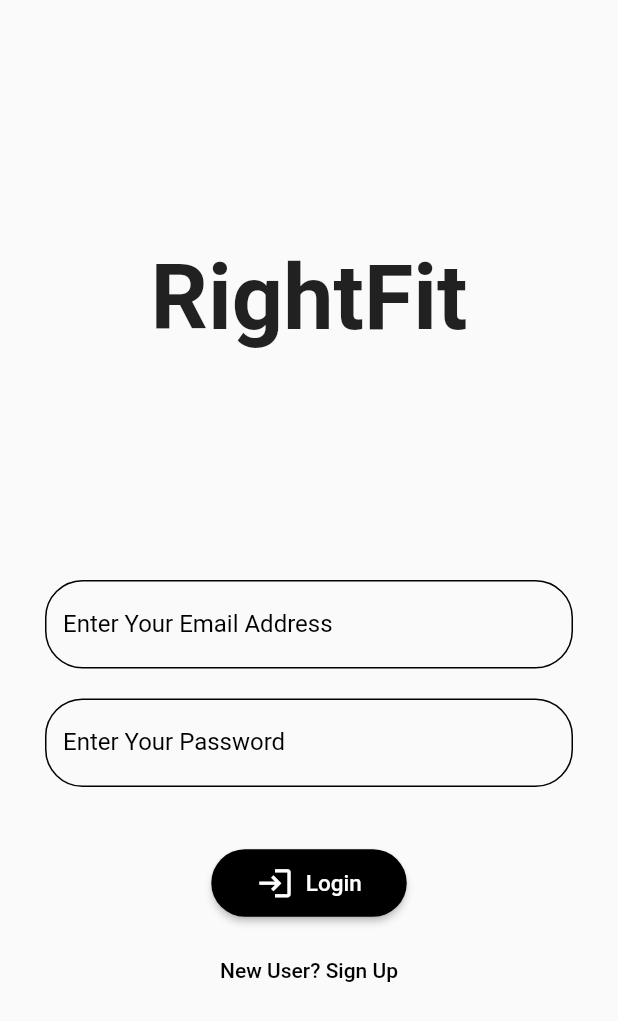
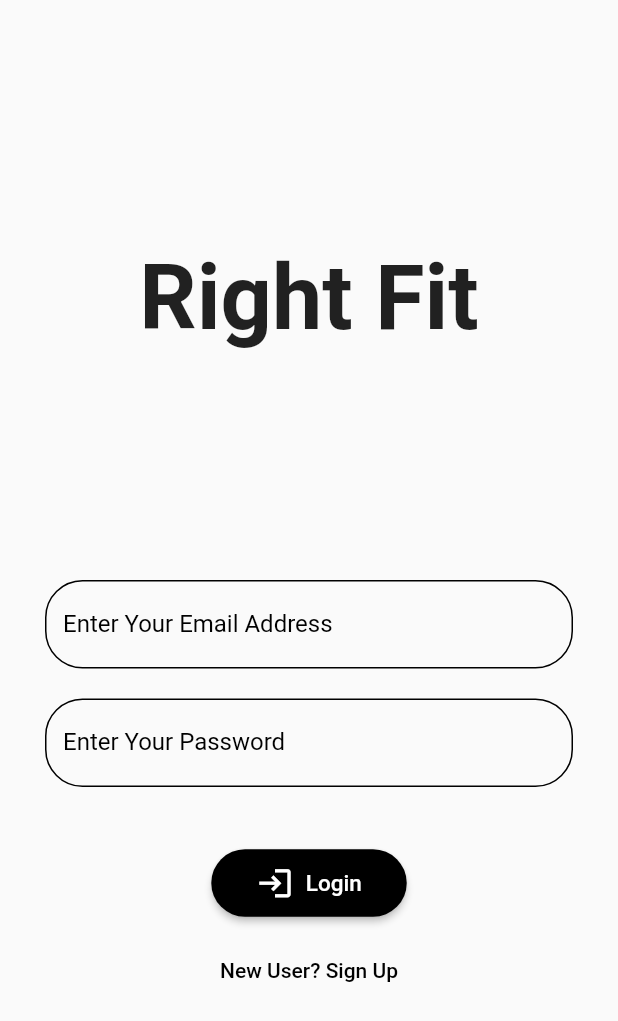
Before and after one commit to cloneartist/body_measurement, a Flutter app: the screen it shows after launch, on a phone screen of 412 x 824 dp. Shown: the top 1021 px of the screen. Run offline on Flutter 3.47's test engine with Material 2 defaults, Android fonts, the phone set to English and light mode, and no system bars; our stand-ins replace cloud_firestore, file_picker, firebase_auth, firebase_core; missing offline and left inert: body_detection; accounts and stored records are empty.

```diff
--- a/lib/screens/login.dart
+++ b/lib/screens/login.dart
@@ -41,7 +41,7 @@ class _LoginState extends State<Login> {
                   height: 10,
                 ),
                 const Text(
-                  "RightFit",
+                  "Right Fit",
                   style: TextStyle(fontSize: 60, fontWeight: FontWeight.bold),
                 ),
                 const Spacer(flex: 1),
```
Also changed, not shown: lib/screens/home.dart (+12 -0 lines).
